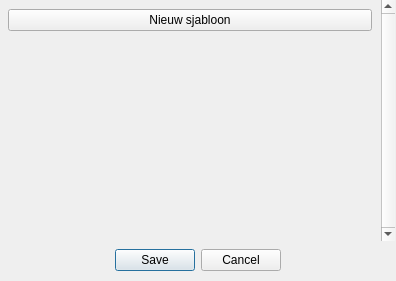
duisterethomas/rooster-epd, file UI files/rooster-epd-sjablonen.ui: the form before one commit.
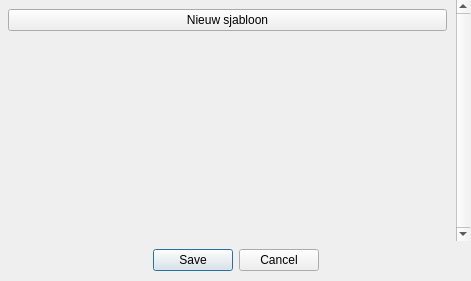
The form after the commit.

The edit to the form file:
```diff
--- a/UI files/rooster-epd-sjablonen.ui
+++ b/UI files/rooster-epd-sjablonen.ui
@@ -6,19 +6,19 @@
    <rect>
     <x>0</x>
     <y>0</y>
-    <width>396</width>
+    <width>471</width>
     <height>281</height>
    </rect>
   </property>
   <property name="minimumSize">
    <size>
-    <width>396</width>
+    <width>471</width>
     <height>171</height>
    </size>
   </property>
   <property name="maximumSize">
    <size>
-    <width>396</width>
+    <width>471</width>
     <height>16777215</height>
    </size>
   </property>
@@ -30,7 +30,7 @@
     <rect>
      <x>0</x>
      <y>240</y>
-     <width>396</width>
+     <width>471</width>
      <height>41</height>
     </rect>
    </property>
@@ -49,7 +49,7 @@
     <rect>
      <x>-1</x>
      <y>0</y>
-     <width>396</width>
+     <width>471</width>
      <height>241</height>
     </rect>
    </property>
@@ -70,7 +70,7 @@
      <rect>
       <x>0</x>
       <y>0</y>
-      <width>379</width>
+      <width>459</width>
       <height>241</height>
      </rect>
     </property>
```
Left out of the diff: 20 changed lines with no effect on the pictures.
